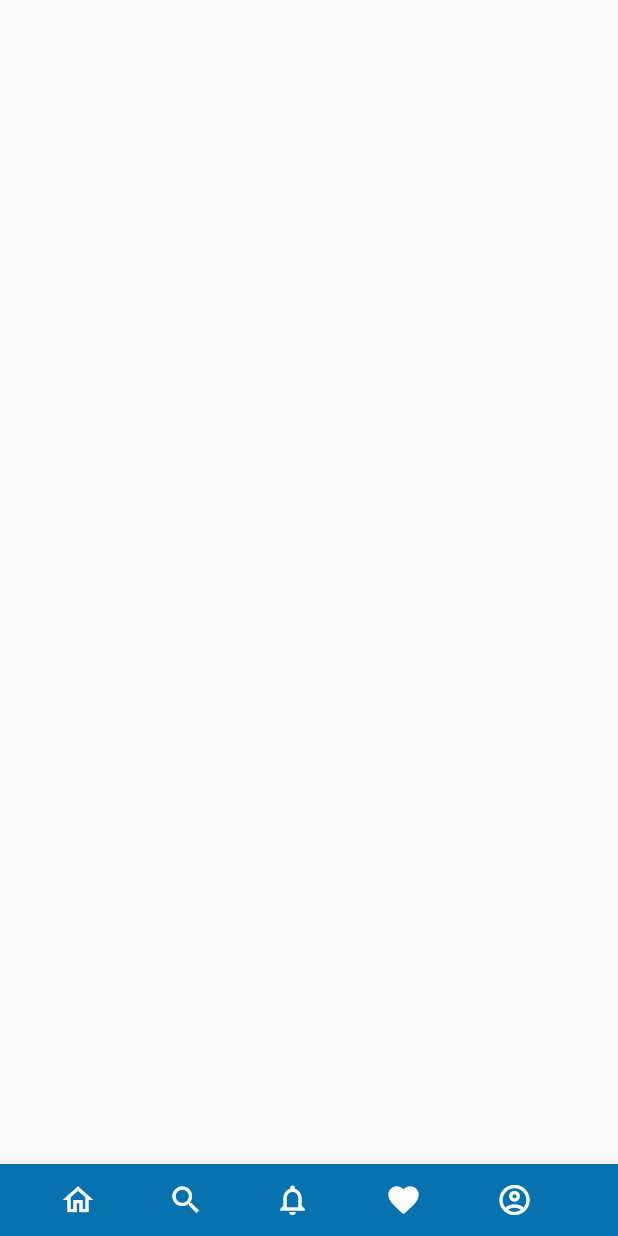
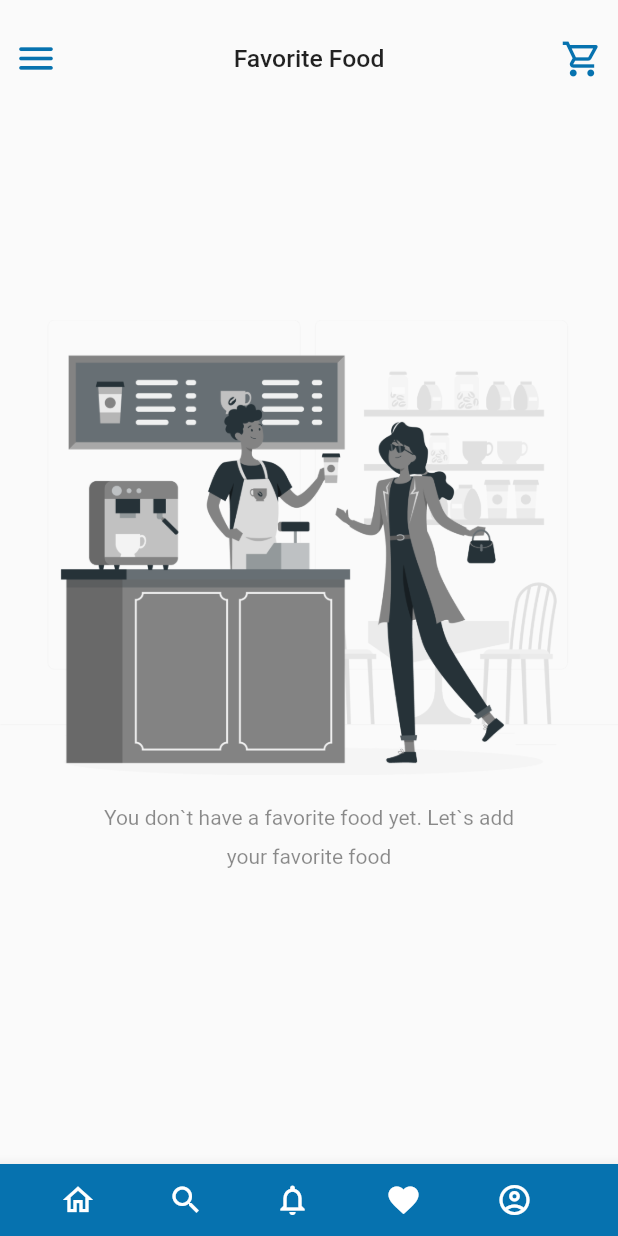
Before and after one commit to al-chakim/food_App, a Flutter app: the favorite screen opened directly, on a phone screen of 412 x 824 dp. Run offline on Flutter 3.47's test engine with Material 2 defaults, Android fonts, the light colour scheme and no system bars.

Commit message:
update page fav

```diff
--- a/foody/lib/fav.dart
+++ b/foody/lib/fav.dart
@@ -14,7 +14,64 @@ class _favoriteState extends State<favorite> {
     return Scaffold(
       body: SafeArea(
         child: ListView(
+          children: [
+            SizedBox(height: 15,),
+            Row(
+              children: [
+                IconButton(
+                  onPressed: (){
 
+                  },
+                  icon: Icon(
+                  Icons.menu_rounded,
+                  size: 30,
+                  color: biruTua,
+                  )
+                ),
+                Spacer(),
+                Text(
+                  'Favorite Food',
+                  style: TextStyle(
+                    fontSize: 16.5,
+                    fontWeight: FontWeight.w500
+                  ),
+                ),
+                Spacer(),
+                IconButton(
+                  onPressed: (){
+
+                  },
+                  icon: Icon(
+                  Icons.shopping_cart_outlined,
+                  color: biruTua,
+                  size: 28,
+                  )
+                ),
+              ],
+            ),
+            SizedBox(height: 150,),
+            Column(
+              children: [
+                Image.asset(
+                  'assets/images/fav.png',
+                ),
+                SizedBox(height: 20,),
+                Text(
+                  'You don`t have a favorite food yet. Let`s add',
+                  style: TextStyle(
+                    color: Colors.black45
+                  ),
+                ),
+                SizedBox(height: 10,),
+                Text(
+                  'your favorite food',
+                  style: TextStyle(
+                    color: Colors.black45
+                  ),
+                )
+              ],
+            ),
+          ],
         ),
       ),
       bottomNavigationBar: BottomAppBar(
@@ -50,13 +107,7 @@ class _favoriteState extends State<favorite> {
                 icon:
                 Icon(Icons.favorite),
                 onPressed: () {
-                  Navigator.push(
-                      context, MaterialPageRoute(
-                        builder: (context){
-                          return favorite();
-                        }
-                      )
-                    );
+
                 },
                 color: Colors.white,
               ),
--- a/foody/pubspec.yaml
+++ b/foody/pubspec.yaml
@@ -64,6 +64,7 @@ flutter:
     - assets/images/human.png
     - assets/images/nasgor.jpg
     - assets/images/naskok.jpg
+    - assets/images/fav.png
 
   # An image asset can refer to one or more resolution-specific "variants", see
   # https://flutter.dev/assets-and-images/#resolution-aware.
```
Also changed, not shown: foody/assets/images/fav.png (added).
